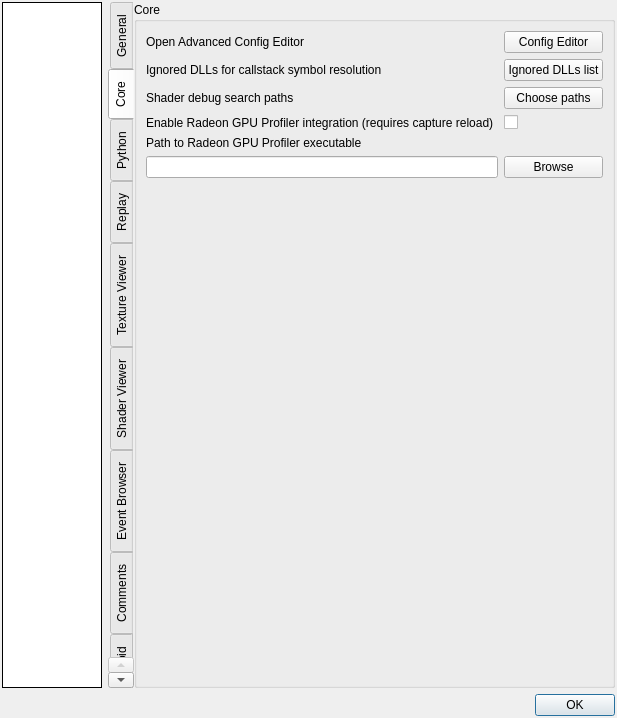
Qt form qrenderdoc/Windows/Dialogs/SettingsDialog.ui (crossous/renderdoc) before a commit.
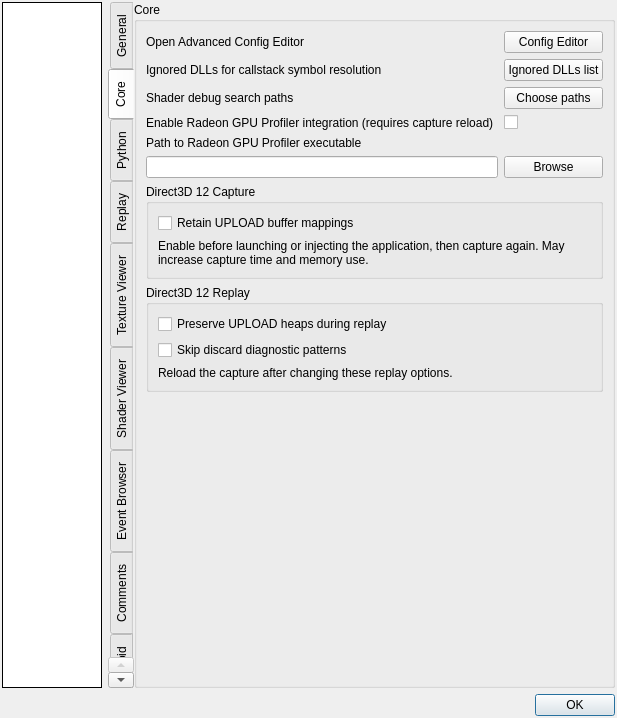
The same form after that commit. The open tabs and pages were chosen to show the change. Custom widgets are drawn as their Qt base class.

Commit message: D3D12: harden mapped upload capture and replay diagnostics

What changed in the file:
```diff
--- a/qrenderdoc/Windows/Dialogs/SettingsDialog.ui
+++ b/qrenderdoc/Windows/Dialogs/SettingsDialog.ui
@@ -700,6 +700,77 @@
            </widget>
           </item>
           <item row="6" column="0" colspan="2">
+           <widget class="QGroupBox" name="D3D12_CaptureSettings">
+            <property name="title">
+             <string>Direct3D 12 Capture</string>
+            </property>
+            <layout class="QVBoxLayout" name="D3D12_CaptureSettingsLayout">
+             <item>
+              <widget class="QCheckBox" name="D3D12_RetainUploadMappings">
+               <property name="toolTip">
+                <string>Capture updates made through cached CPU pointers after application Unmap. Applies to ordinary UPLOAD buffers; their CPU mappings are kept until the resource is released.</string>
+               </property>
+               <property name="text">
+                <string>Retain UPLOAD buffer mappings</string>
+               </property>
+               <property name="checked">
+                <bool>false</bool>
+               </property>
+              </widget>
+             </item>
+             <item>
+              <widget class="QLabel" name="D3D12_RetainUploadMappingsDescription">
+               <property name="text">
+                <string>Enable before launching or injecting the application, then capture again. May increase capture time and memory use.</string>
+               </property>
+               <property name="wordWrap">
+                <bool>true</bool>
+               </property>
+              </widget>
+             </item>
+            </layout>
+           </widget>
+          </item>
+          <item row="7" column="0" colspan="2">
+           <widget class="QGroupBox" name="D3D12_ReplaySettings">
+            <property name="title">
+             <string>Direct3D 12 Replay</string>
+            </property>
+            <layout class="QVBoxLayout" name="D3D12_ReplaySettingsLayout">
+             <item>
+              <widget class="QCheckBox" name="D3D12_PreserveUploadHeaps">
+               <property name="toolTip">
+                <string>Keep large committed UPLOAD buffers in system memory instead of promoting them to device-local memory. Reduces VRAM use but may slow replay. Reload the capture after changing this setting.</string>
+               </property>
+               <property name="text">
+                <string>Preserve UPLOAD heaps during replay</string>
+               </property>
+              </widget>
+             </item>
+             <item>
+              <widget class="QCheckBox" name="D3D12_SkipDiscardPattern">
+               <property name="toolTip">
+                <string>Omit RenderDoc's diagnostic fill for discarded or undefined contents while retaining the application's discard calls and barriers. Undefined data will no longer show the diagnostic pattern. Reload the capture after changing this setting.</string>
+               </property>
+               <property name="text">
+                <string>Skip discard diagnostic patterns</string>
+               </property>
+              </widget>
+             </item>
+             <item>
+              <widget class="QLabel" name="D3D12_ReplaySettingsDescription">
+               <property name="text">
+                <string>Reload the capture after changing these replay options.</string>
+               </property>
+               <property name="wordWrap">
+                <bool>true</bool>
+               </property>
+              </widget>
+             </item>
+            </layout>
+           </widget>
+          </item>
+          <item row="8" column="0" colspan="2">
            <spacer name="verticalSpacer_2">
             <property name="orientation">
              <enum>Qt::Vertical</enum>
```
The commit also changes 18 other files.
